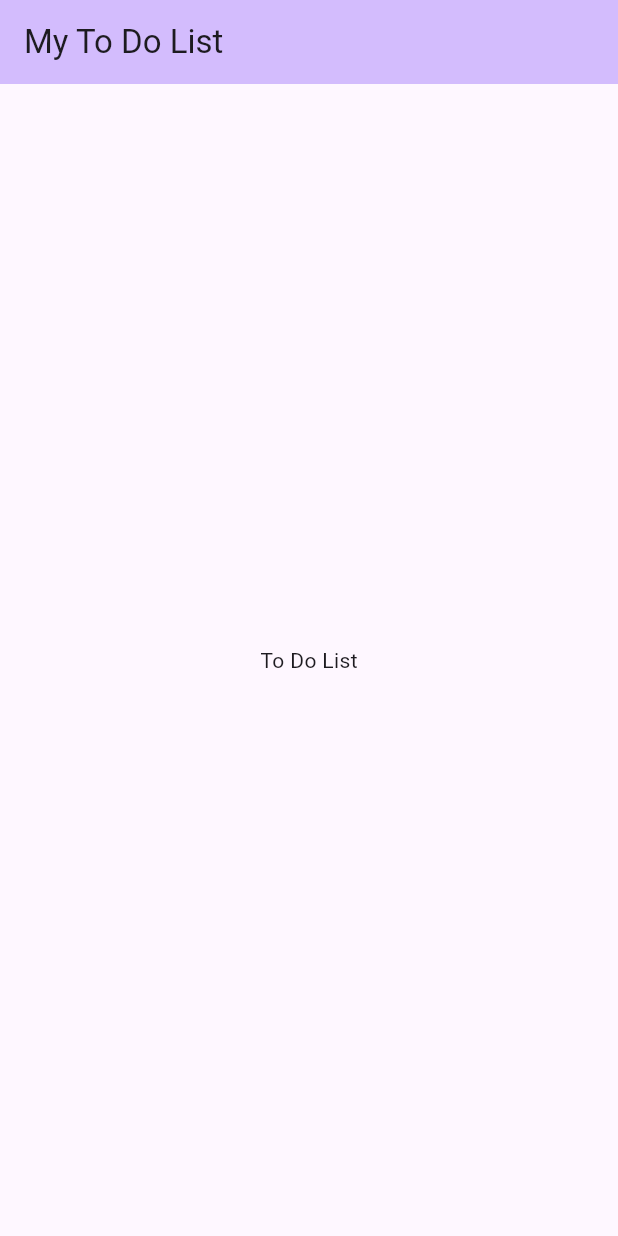
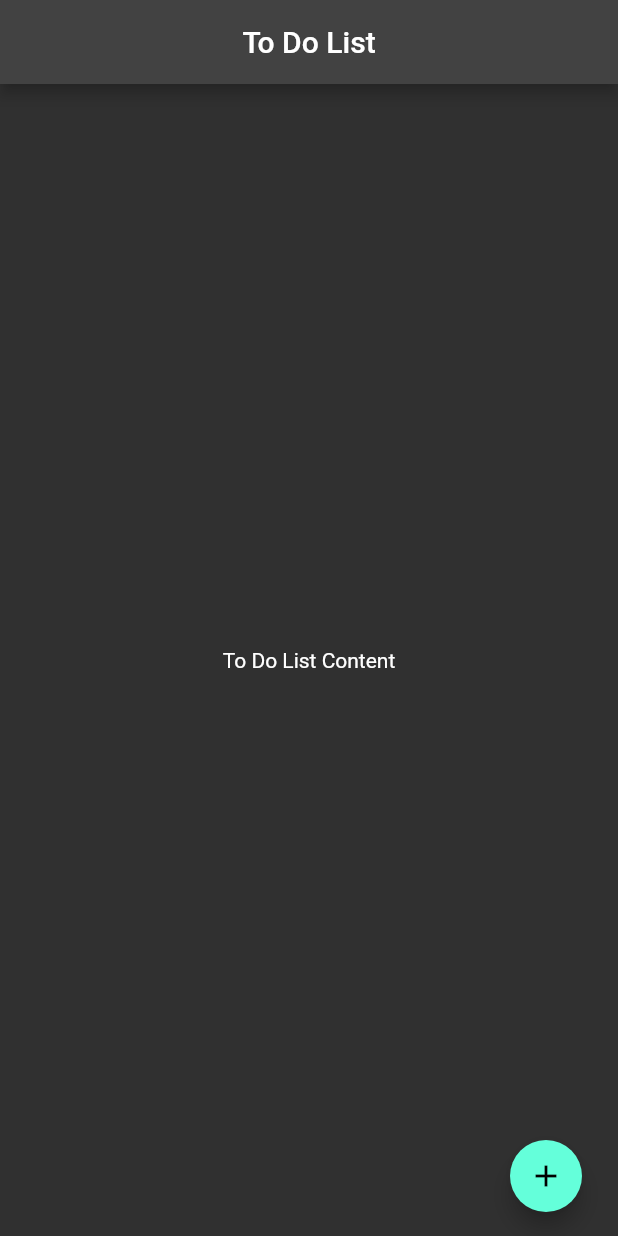
Before and after one commit to n-tse/flutter_todolist, a Flutter app: the screen it shows after launch, on a phone screen of 412 x 824 dp. Run offline on Flutter 3.47's test engine with Material 2 defaults, Android fonts, the phone set to English and light mode, and no system bars.

Commit message:
add basic homepage UI with FAB

```diff
--- a/lib/main.dart
+++ b/lib/main.dart
@@ -1,4 +1,5 @@
 import 'package:flutter/material.dart';
+import 'package:todolist/views/home.dart';
 
 void main() {
   runApp(const MyApp());
@@ -12,39 +13,8 @@ class MyApp extends StatelessWidget {
     return MaterialApp(
       title: 'To Do List',
       debugShowCheckedModeBanner: false,
-      theme: ThemeData(
-        colorScheme: ColorScheme.fromSeed(seedColor: Colors.deepPurple),
-        useMaterial3: true,
-      ),
-      home: const MyHomePage(title: 'My To Do List'),
+      theme: ThemeData.dark(),
+      home: const HomePage(),
     );
   }
 }
-
-class MyHomePage extends StatefulWidget {
-  const MyHomePage({super.key, required this.title});
-
-  final String title;
-
-  @override
-  State<MyHomePage> createState() => _MyHomePageState();
-}
-
-class _MyHomePageState extends State<MyHomePage> {
-  @override
-  Widget build(BuildContext context) {
-    return Scaffold(
-        appBar: AppBar(
-          // TRY THIS: Try changing the color here to a specific color (to
-          // Colors.amber, perhaps?) and trigger a hot reload to see the AppBar
-          // change color while the other colors stay the same.
-          backgroundColor: Theme.of(context).colorScheme.inversePrimary,
-          // Here we take the value from the MyHomePage object that was created by
-          // the App.build method, and use it to set our appbar title.
-          title: Text(widget.title),
-        ),
-        body: const Center(
-          child: Text("To Do List"),
-        ));
-  }
-}
--- /dev/null
+++ b/lib/views/home.dart
@@ -0,0 +1,30 @@
+import 'package:flutter/material.dart';
+
+class HomePage extends StatefulWidget {
+  const HomePage({super.key});
+
+  @override
+  State<HomePage> createState() => _HomePageState();
+}
+
+class _HomePageState extends State<HomePage> {
+  @override
+  Widget build(BuildContext context) {
+    return Scaffold(
+      appBar: AppBar(
+        title: const Row(
+          mainAxisAlignment: MainAxisAlignment.center,
+          children: [
+            Text("To Do List"),
+          ],
+        ),
+      ),
+      body: const Center(child: Text("To Do List Content")),
+      floatingActionButton: FloatingActionButton.extended(
+        onPressed: () {},
+        label: const Icon(Icons.add),
+        shape: const CircleBorder(),
+      ),
+    );
+  }
+}
```
